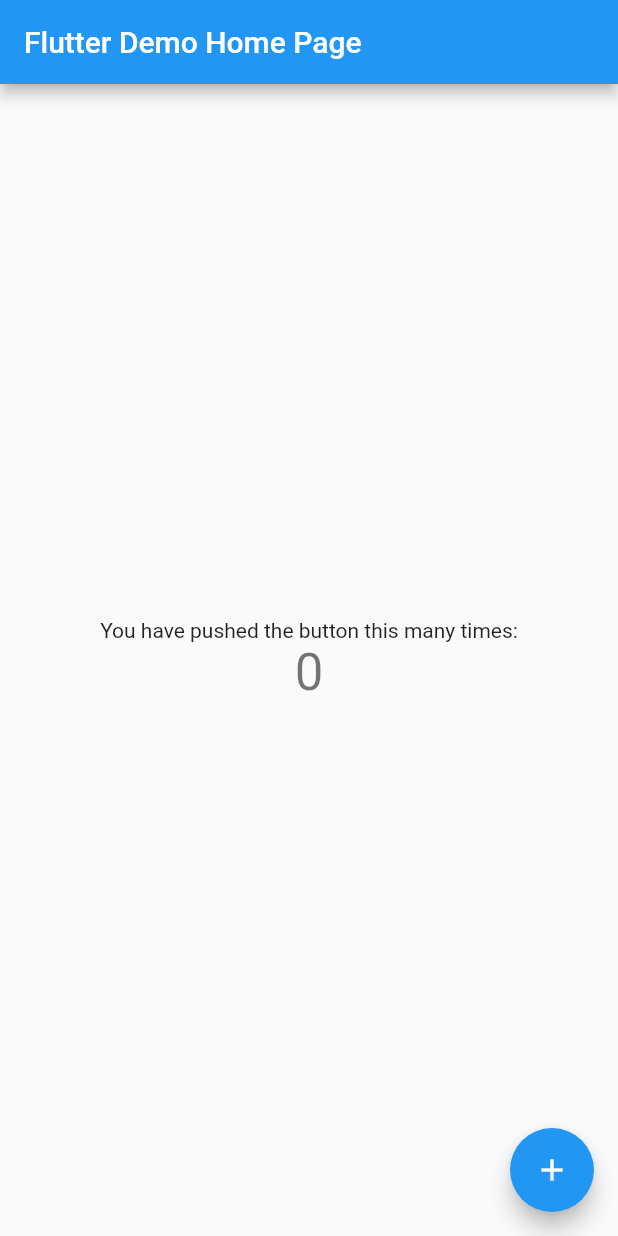
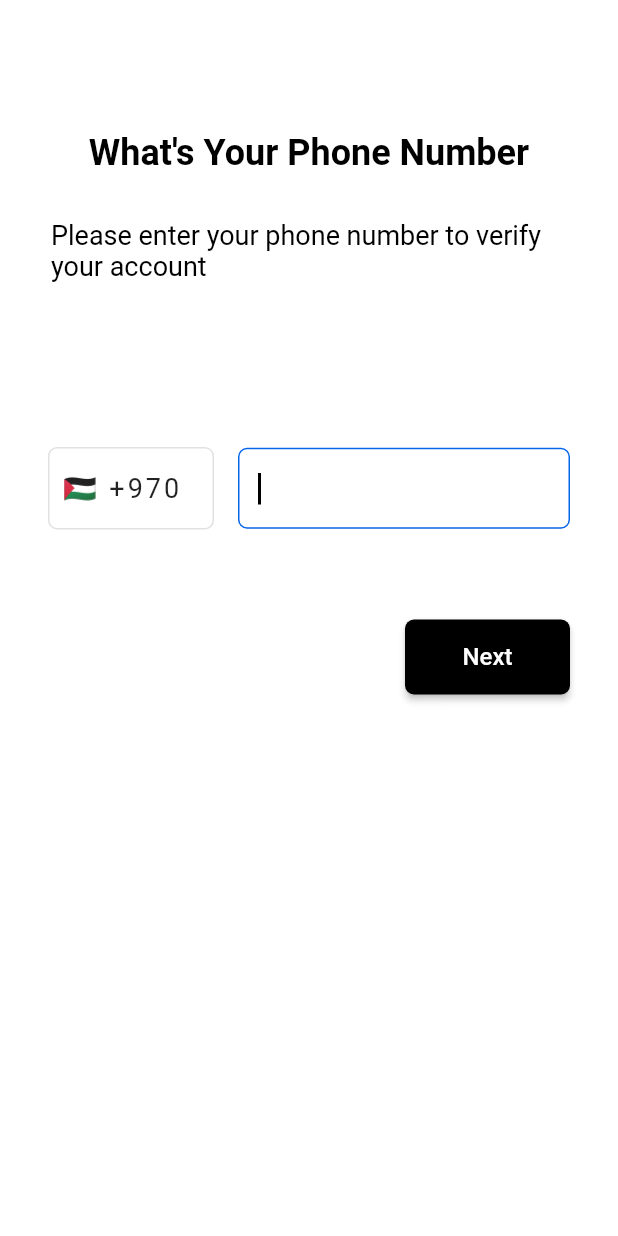
Before and after one commit to AbdallahAAhmed/Phone_Auth, a Flutter app: the screen it shows after launch, on a phone screen of 412 x 824 dp. Run offline on Flutter 3.47's test engine with Material 2 defaults, Android fonts, the light colour scheme and no system bars; our stand-ins replace firebase_core; accounts and stored records are empty.

Commit message:
add firebase to the project is done, make login screen UI is done

```diff
--- /dev/null
+++ b/lib/app_router.dart
@@ -0,0 +1,16 @@
+import 'package:flutter/material.dart';
+import 'package:map/constants/route_strings.dart';
+import 'package:map/persentation/screens/login_screen.dart';
+
+class AppRouter {
+  Route? generateRoute(RouteSettings settings) {
+    switch (settings.name) {
+      case loginScreen:
+        return MaterialPageRoute(
+          builder: (_) => LoginScreen(),
+        );
+
+    }
+  }
+
+}
--- /dev/null
+++ b/lib/constants/my_colors.dart
@@ -0,0 +1,7 @@
+import 'package:flutter/material.dart';
+
+class MyColors {
+  static const Color blue = Color(0xff0666EB);
+  static const Color lightBlue = Color(0xffE5EFFD);
+  static const Color lightGrey = Color(0xffE1E1E1);
+}
--- /dev/null
+++ b/lib/constants/route_strings.dart
@@ -0,0 +1 @@
+const String loginScreen = '/';
--- a/lib/main.dart
+++ b/lib/main.dart
@@ -1,115 +1,27 @@
+import 'package:firebase_core/firebase_core.dart';
 import 'package:flutter/material.dart';
+import 'package:map/app_router.dart';
 
-void main() {
-  runApp(const MyApp());
+void main() async {
+  // You only need to call this method if you need the binding to be initialized before calling runApp.
+  // to prepare flutter framework to initialize and use the native code and work with Rest api and firebase api
+  WidgetsFlutterBinding.ensureInitialized();
+  // before any functionallity, to use firebase services you should initialize firebase before run app
+  await Firebase.initializeApp(); // necessary to use firebase services
+  runApp(MyApp(appRouter: AppRouter(),));
 }
 
 class MyApp extends StatelessWidget {
-  const MyApp({Key? key}) : super(key: key);
-
-  // This widget is the root of your application.
+  final AppRouter appRouter;
+  const MyApp({Key? key, required this.appRouter}) : super(key: key);
   @override
   Widget build(BuildContext context) {
     return MaterialApp(
-      title: 'Flutter Demo',
+      debugShowCheckedModeBanner: false,
       theme: ThemeData(
-        // This is the theme of your application.
-        //
-        // Try running your application with "flutter run". You'll see the
-        // application has a blue toolbar. Then, without quitting the app, try
-        // changing the primarySwatch below to Colors.green and then invoke
-        // "hot reload" (press "r" in the console where you ran "flutter run",
-        // or simply save your changes to "hot reload" in a Flutter IDE).
-        // Notice that the counter didn't reset back to zero; the application
-        // is not restarted.
         primarySwatch: Colors.blue,
       ),
-      home: const MyHomePage(title: 'Flutter Demo Home Page'),
+      onGenerateRoute: appRouter.generateRoute,
     );
   }
 }
-
-class MyHomePage extends StatefulWidget {
-  const MyHomePage({Key? key, required this.title}) : super(key: key);
-
-  // This widget is the home page of your application. It is stateful, meaning
-  // that it has a State object (defined below) that contains fields that affect
-  // how it looks.
-
-  // This class is the configuration for the state. It holds the values (in this
-  // case the title) provided by the parent (in this case the App widget) and
-  // used by the build method of the State. Fields in a Widget subclass are
-  // always marked "final".
-
-  final String title;
-
-  @override
-  State<MyHomePage> createState() => _MyHomePageState();
-}
-
-class _MyHomePageState extends State<MyHomePage> {
-  int _counter = 0;
-
-  void _incrementCounter() {
-    setState(() {
-      // This call to setState tells the Flutter framework that something has
-      // changed in this State, which causes it to rerun the build method below
-      // so that the display can reflect the updated values. If we changed
-      // _counter without calling setState(), then the build method would not be
-      // called again, and so nothing would appear to happen.
-      _counter++;
-    });
-  }
-
-  @override
-  Widget build(BuildContext context) {
-    // This method is rerun every time setState is called, for instance as done
-    // by the _incrementCounter method above.
-    //
-    // The Flutter framework has been optimized to make rerunning build methods
-    // fast, so that you can just rebuild anything that needs updating rather
-    // than having to individually change instances of widgets.
-    return Scaffold(
-      appBar: AppBar(
-        // Here we take the value from the MyHomePage object that was created by
-        // the App.build method, and use it to set our appbar title.
-        title: Text(widget.title),
-      ),
-      body: Center(
-        // Center is a layout widget. It takes a single child and positions it
-        // in the middle of the parent.
-        child: Column(
-          // Column is also a layout widget. It takes a list of children and
-          // arranges them vertically. By default, it sizes itself to fit its
-          // children horizontally, and tries to be as tall as its parent.
-          //
-          // Invoke "debug painting" (press "p" in the console, choose the
-          // "Toggle Debug Paint" action from the Flutter Inspector in Android
-          // Studio, or the "Toggle Debug Paint" command in Visual Studio Code)
-          // to see the wireframe for each widget.
-          //
-          // Column has various properties to control how it sizes itself and
-          // how it positions its children. Here we use mainAxisAlignment to
-          // center the children vertically; the main axis here is the vertical
-          // axis because Columns are vertical (the cross axis would be
-          // horizontal).
-          mainAxisAlignment: MainAxisAlignment.center,
-          children: <Widget>[
-            const Text(
-              'You have pushed the button this many times:',
-            ),
-            Text(
-              '$_counter',
-              style: Theme.of(context).textTheme.headline4,
-            ),
-          ],
-        ),
-      ),
-      floatingActionButton: FloatingActionButton(
-        onPressed: _incrementCounter,
-        tooltip: 'Increment',
-        child: const Icon(Icons.add),
-      ), // This trailing comma makes auto-formatting nicer for build methods.
-    );
-  }
-}
--- /dev/null
+++ b/lib/persentation/screens/login_screen.dart
@@ -0,0 +1,145 @@
+import 'package:flutter/material.dart';
+import 'package:map/constants/my_colors.dart';
+
+// ignore: must_be_immutable
+class LoginScreen extends StatelessWidget {
+  LoginScreen({Key? key}) : super(key: key);
+
+  late String phoneNumber;
+
+  Widget _buildIntroText() {
+    return Column(
+      children: [
+        const Text(
+          'What\'s Your Phone Number',
+          style: TextStyle(
+            color: Colors.black,
+            fontSize: 24,
+            fontWeight: FontWeight.bold,
+          ),
+        ),
+        const SizedBox(height: 30),
+        Container(
+          margin: const EdgeInsets.symmetric(horizontal: 2),
+          child: const Text(
+            'Please enter your phone number to verify your account',
+            style: TextStyle(
+              color: Colors.black,
+              fontSize: 18,
+            ),
+          ),
+        ),
+      ],
+    );
+  }
+
+  Widget _buildPhoneFormField() {
+    return Row(
+      children: [
+        Expanded(
+          flex: 1,
+          child: Container(
+            padding: const EdgeInsets.symmetric(horizontal: 8, vertical: 16),
+            decoration: BoxDecoration(
+              border: Border.all(color: MyColors.lightGrey),
+              borderRadius: const BorderRadius.all(Radius.circular(6)),
+            ),
+            child: Text(
+              generateCountryFlag() + ' +970',
+              style: const TextStyle(
+                fontSize: 18,
+                letterSpacing: 2.0,
+              ),
+            ),
+          ),
+        ),
+        const SizedBox(width: 16),
+        Expanded(
+          flex: 2,
+          child: Container(
+            padding: const EdgeInsets.symmetric(horizontal: 12, vertical: 2),
+            decoration: BoxDecoration(
+              border: Border.all(color: MyColors.blue),
+              borderRadius: const BorderRadius.all(Radius.circular(6)),
+            ),
+            child: TextFormField(
+              autofocus: true,
+              style: const TextStyle(
+                fontSize: 18,
+                letterSpacing: 2.0,
+              ),
+              decoration: const InputDecoration(border: InputBorder.none),
+              cursorColor: Colors.black,
+              keyboardType: TextInputType.phone,
+              validator: (value) {
+                if (value!.isEmpty) {
+                  return 'Please, enter your phone number!';
+                } else if (value.length < 10) {
+                  return 'Your phone number is too short!';
+                }
+              },
+              onSaved: (value) {
+                phoneNumber = value!;
+              },
+            ),
+          ),
+        ),
+      ],
+    );
+  }
+
+  String generateCountryFlag() {
+    String countryCode = 'ps';
+    String flag = countryCode.toUpperCase().replaceAllMapped(RegExp(r'[A-Z]'),
+        (match) => String.fromCharCode(match.group(0)!.codeUnitAt(0) + 127397));
+    return flag;
+  }
+
+  Widget _buildNextButton() {
+    return Align(
+      alignment: Alignment.centerRight,
+      child: ElevatedButton(
+        onPressed: () {},
+        child: const Text(
+          'Next',
+          style: TextStyle(
+            fontSize: 16,
+            color: Colors.white,
+          ),
+        ),
+        style: ElevatedButton.styleFrom(
+          minimumSize: const Size(110, 50),
+          primary: Colors.black,
+          shape: RoundedRectangleBorder(borderRadius: BorderRadius.circular(6)),
+        ),
+      ),
+    );
+  }
+
+  @override
+  Widget build(BuildContext context) {
+    return SafeArea(
+      child: Scaffold(
+        backgroundColor: Colors.white,
+        body: SingleChildScrollView(
+          child: Form(
+            key: UniqueKey(),
+            child: Container(
+              margin: const EdgeInsets.symmetric(horizontal: 32, vertical: 88),
+              child: Column(
+                crossAxisAlignment: CrossAxisAlignment.start,
+                children: [
+                  _buildIntroText(),
+                  const SizedBox(height: 110),
+                  _buildPhoneFormField(),
+                  const SizedBox(height: 60),
+                  _buildNextButton(),
+                ],
+              ),
+            ),
+          ),
+        ),
+      ),
+    );
+  }
+}
```
Also changed, not shown: 4 other files.
